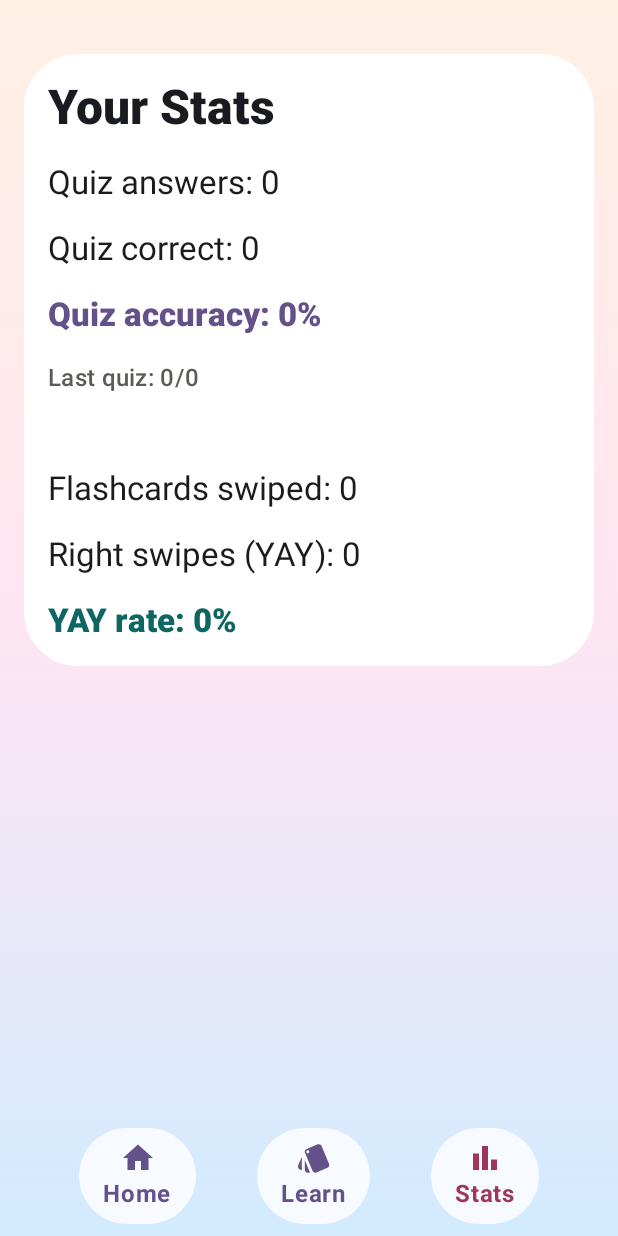
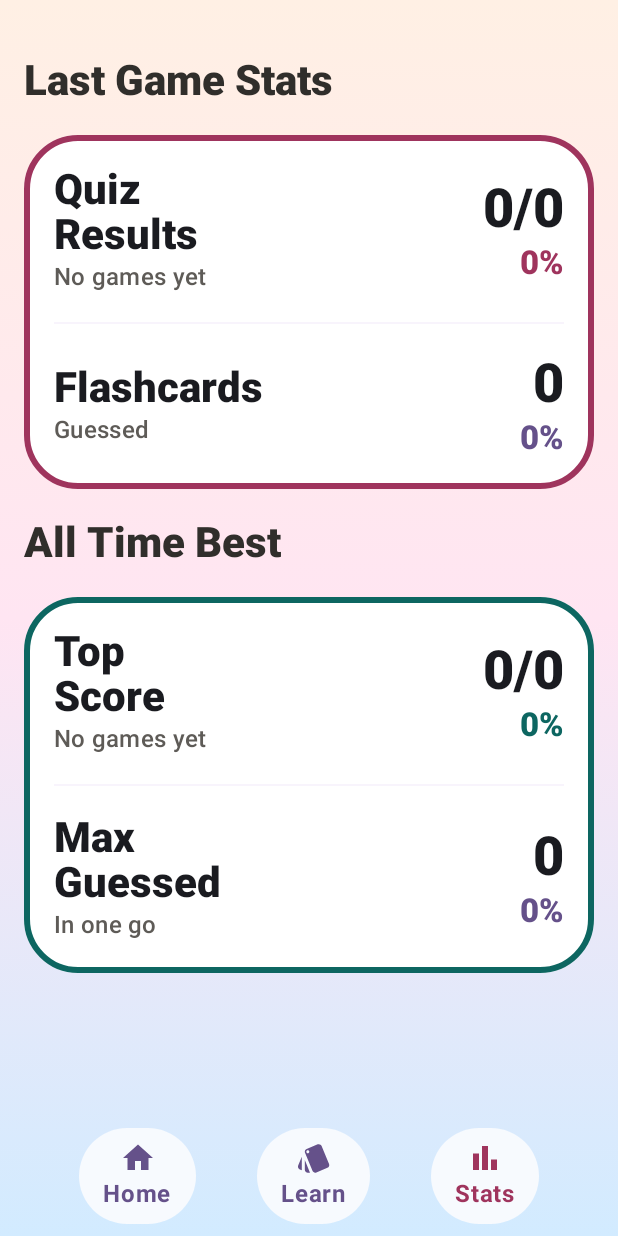
Before and after one commit to vaidadry/car-quiz, an Android app built with Jetpack Compose: the screen it shows after launch (MainActivity), after a tap on "Stats", on a phone screen of 412 x 824 dp. Run offline under Robolectric (Android 15) with nearby library versions, the light colour scheme and no system bars; our stand-ins replace Room's generated code; 3 other taps on this screen came first.

Commit message:
feat: redesign stats screen and persist progress with Room

```diff
--- a/app/src/main/java/com/dryzaite/carquiz/MainActivity.kt
+++ b/app/src/main/java/com/dryzaite/carquiz/MainActivity.kt
@@ -6,14 +6,18 @@ import androidx.activity.ComponentActivity
 import androidx.activity.SystemBarStyle
 import androidx.activity.compose.setContent
 import androidx.activity.enableEdgeToEdge
+import androidx.room.Room
 import com.dryzaite.carquiz.audio.SuccessSfxPlayer
 import com.dryzaite.carquiz.speech.AndroidBrandSpeaker
+import com.dryzaite.carquiz.stats.data.AppDatabase
+import com.dryzaite.carquiz.stats.data.GameStatsRepository
 import com.dryzaite.carquiz.ui.CarQuizApp
 import com.dryzaite.carquiz.ui.theme.CarQuizTheme
 
 class MainActivity : ComponentActivity() {
     private lateinit var brandSpeaker: AndroidBrandSpeaker
     private lateinit var successSfxPlayer: SuccessSfxPlayer
+    private lateinit var gameStatsRepository: GameStatsRepository
 
     override fun onCreate(savedInstanceState: Bundle?) {
         super.onCreate(savedInstanceState)
@@ -23,10 +27,17 @@ class MainActivity : ComponentActivity() {
 
         brandSpeaker = AndroidBrandSpeaker(this)
         successSfxPlayer = SuccessSfxPlayer(this)
+        val database = Room.databaseBuilder(
+            applicationContext,
+            AppDatabase::class.java,
+            "vroom_explorer.db"
+        ).build()
+        gameStatsRepository = GameStatsRepository(database.gameStatsDao())
 
         setContent {
             CarQuizTheme {
                 CarQuizApp(
+                    statsRepository = gameStatsRepository,
                     onSpeakBrand = { brandSpeaker.speak(it) },
                     onPositiveSwipe = {
                         successSfxPlayer.playSuccess()
--- /dev/null
+++ b/app/src/main/java/com/dryzaite/carquiz/stats/data/AppDatabase.kt
@@ -0,0 +1,13 @@
+package com.dryzaite.carquiz.stats.data
+
+import androidx.room.Database
+import androidx.room.RoomDatabase
+
+@Database(
+    entities = [GameStatsEntity::class],
+    version = 1,
+    exportSchema = false
+)
+abstract class AppDatabase : RoomDatabase() {
+    abstract fun gameStatsDao(): GameStatsDao
+}
--- /dev/null
+++ b/app/src/main/java/com/dryzaite/carquiz/stats/data/GameStatsDao.kt
@@ -0,0 +1,18 @@
+package com.dryzaite.carquiz.stats.data
+
+import androidx.room.Dao
+import androidx.room.Query
+import androidx.room.Upsert
+import kotlinx.coroutines.flow.Flow
+
+@Dao
+interface GameStatsDao {
+    @Query("SELECT * FROM game_stats WHERE id = 0 LIMIT 1")
+    fun observe(): Flow<GameStatsEntity?>
+
+    @Query("SELECT * FROM game_stats WHERE id = 0 LIMIT 1")
+    suspend fun get(): GameStatsEntity?
+
+    @Upsert
+    suspend fun upsert(entity: GameStatsEntity)
+}
--- /dev/null
+++ b/app/src/main/java/com/dryzaite/carquiz/stats/data/GameStatsRepository.kt
@@ -0,0 +1,85 @@
+package com.dryzaite.carquiz.stats.data
+
+import kotlinx.coroutines.flow.Flow
+import kotlinx.coroutines.flow.map
+
+data class PersistedStats(
+    val lastQuizCorrect: Int = 0,
+    val lastQuizTotal: Int = 0,
+    val lastFlashcardsGuessed: Int = 0,
+    val lastFlashcardsRate: Int = 0,
+    val bestQuizCorrect: Int = 0,
+    val bestQuizTotal: Int = 0,
+    val bestFlashcardsGuessed: Int = 0,
+    val bestFlashcardsRate: Int = 0
+) {
+    val lastQuizAccuracy: Int
+        get() = if (lastQuizTotal == 0) 0 else (lastQuizCorrect * 100 / lastQuizTotal)
+
+    val bestQuizAccuracy: Int
+        get() = if (bestQuizTotal == 0) 0 else (bestQuizCorrect * 100 / bestQuizTotal)
+}
+
+class GameStatsRepository(private val dao: GameStatsDao) {
+    val stats: Flow<PersistedStats> = dao.observe().map { it?.toModel() ?: PersistedStats() }
+
+    suspend fun recordQuiz(correct: Int, total: Int) {
+        val current = dao.get() ?: GameStatsEntity()
+        val improved = isQuizImproved(
+            currentCorrect = current.bestQuizCorrect,
+            currentTotal = current.bestQuizTotal,
+            newCorrect = correct,
+            newTotal = total
+        )
+
+        dao.upsert(
+            current.copy(
+                lastQuizCorrect = correct,
+                lastQuizTotal = total,
+                bestQuizCorrect = if (improved) correct else current.bestQuizCorrect,
+                bestQuizTotal = if (improved) total else current.bestQuizTotal
+            )
+        )
+    }
+
+    suspend fun recordFlashcards(rightGuessed: Int, totalSwipes: Int) {
+        val rate = if (totalSwipes == 0) 0 else (rightGuessed * 100 / totalSwipes)
+        val current = dao.get() ?: GameStatsEntity()
+
+        dao.upsert(
+            current.copy(
+                lastFlashcardsGuessed = rightGuessed,
+                lastFlashcardsRate = rate,
+                bestFlashcardsGuessed = maxOf(current.bestFlashcardsGuessed, rightGuessed),
+                bestFlashcardsRate = maxOf(current.bestFlashcardsRate, rate)
+            )
+        )
+    }
+
+    private fun GameStatsEntity.toModel() = PersistedStats(
+        lastQuizCorrect = lastQuizCorrect,
+        lastQuizTotal = lastQuizTotal,
+        lastFlashcardsGuessed = lastFlashcardsGuessed,
+        lastFlashcardsRate = lastFlashcardsRate,
+        bestQuizCorrect = bestQuizCorrect,
+        bestQuizTotal = bestQuizTotal,
+        bestFlashcardsGuessed = bestFlashcardsGuessed,
+        bestFlashcardsRate = bestFlashcardsRate
+    )
+
+    private fun isQuizImproved(
+        currentCorrect: Int,
+        currentTotal: Int,
+        newCorrect: Int,
+        newTotal: Int
+    ): Boolean {
+        val currentAcc = if (currentTotal == 0) 0f else currentCorrect * 100f / currentTotal
+        val newAcc = if (newTotal == 0) 0f else newCorrect * 100f / newTotal
+
+        return when {
+            newAcc > currentAcc -> true
+            newAcc < currentAcc -> false
+            else -> newCorrect > currentCorrect
+        }
+    }
+}
--- a/app/src/main/java/com/dryzaite/carquiz/ui/CarQuizApp.kt
+++ b/app/src/main/java/com/dryzaite/carquiz/ui/CarQuizApp.kt
@@ -47,6 +47,7 @@ import androidx.compose.material3.Surface
 import androidx.compose.material3.Text
 import androidx.compose.runtime.Composable
 import androidx.compose.runtime.LaunchedEffect
+import androidx.compose.runtime.collectAsState
 import androidx.compose.runtime.getValue
 import androidx.compose.runtime.mutableIntStateOf
 import androidx.compose.runtime.mutableLongStateOf
@@ -73,6 +74,8 @@ import androidx.compose.ui.unit.sp
 import com.dryzaite.carquiz.shared.model.BrandCatalog
 import com.dryzaite.carquiz.shared.model.CarBrand
 import com.dryzaite.carquiz.shared.quiz.QuizEngine
+import com.dryzaite.carquiz.stats.data.GameStatsRepository
+import com.dryzaite.carquiz.stats.data.PersistedStats
 import com.dryzaite.carquiz.ui.theme.AppBorderNeutral
 import com.dryzaite.carquiz.ui.theme.AppError
 import com.dryzaite.carquiz.ui.theme.AppGradientBottom
@@ -131,6 +134,7 @@ private val CarFunFacts = listOf(
 
 @Composable
 fun CarQuizApp(
+    statsRepository: GameStatsRepository,
     onSpeakBrand: (String) -> Unit,
     onPositiveSwipe: () -> Unit
 ) {
@@ -139,13 +143,13 @@ fun CarQuizApp(
     var showCongrats by remember { mutableStateOf(false) }
     var quizSessionId by remember { mutableIntStateOf(0) }
     var lastHomeTapMs by remember { mutableLongStateOf(0L) }
-
     var lastScore by remember { mutableIntStateOf(0) }
     var lastTotal by remember { mutableIntStateOf(0) }
-    var lifetimeCorrect by remember { mutableIntStateOf(0) }
-    var lifetimeAnswered by remember { mutableIntStateOf(0) }
     var rightSwipes by remember { mutableIntStateOf(0) }
     var totalSwipes by remember { mutableIntStateOf(0) }
+
+    val scope = rememberCoroutineScope()
+    val persistedStats by statsRepository.stats.collectAsState(initial = PersistedStats())
 
     Box(
         modifier = Modifier
@@ -199,9 +203,8 @@ fun CarQuizApp(
                                 onQuizComplete = { score, total ->
                                     lastScore = score
                                     lastTotal = total
-                                    lifetimeCorrect += score
-                                    lifetimeAnswered += total
                                     showCongrats = true
+                                    scope.launch { statsRepository.recordQuiz(score, total) }
                                 }
                             )
                         }
@@ -213,18 +216,25 @@ fun CarQuizApp(
                             totalSwipes += 1
                             rightSwipes += 1
                             onPositiveSwipe()
+                            scope.launch {
+                                statsRepository.recordFlashcards(
+                                    rightGuessed = rightSwipes,
+                                    totalSwipes = totalSwipes
+                                )
+                            }
                         },
-                        onSwipedLeft = { totalSwipes += 1 }
+                        onSwipedLeft = {
+                            totalSwipes += 1
+                            scope.launch {
+                                statsRepository.recordFlashcards(
+                                    rightGuessed = rightSwipes,
+                                    totalSwipes = totalSwipes
+                                )
+                            }
+                        }
                     )
 
-                    MainTab.STATS -> StatsScreen(
-                        correct = lifetimeCorrect,
-                        answered = lifetimeAnswered,
-                        lastScore = lastScore,
-                        lastTotal = lastTotal,
-                        rightSwipes = rightSwipes,
-                        totalSwipes = totalSwipes
-                    )
+                    MainTab.STATS -> StatsScreen(stats = persistedStats)
                 }
             }
 
@@ -577,28 +587,104 @@ private fun FlashCardContent(brand: CarBrand, modifier: Modifier = Modifier) {
 }
 
 @Composable
-private fun StatsScreen(
-    correct: Int,
-    answered: Int,
-    lastScore: Int,
-    lastTotal: Int,
-    rightSwipes: Int,
-    totalSwipes: Int
+private fun StatsScreen(stats: PersistedStats) {
+    Column(
+        modifier = Modifier
+            .fillMaxSize()
+            .verticalScroll(rememberScrollState()),
+        verticalArrangement = Arrangement.spacedBy(18.dp)
+    ) {
+        Text(
+            "Last Game Stats",
+            style = MaterialTheme.typography.headlineMedium,
+            fontWeight = FontWeight.ExtraBold,
+            color = AppTextPrimary
+        )
+
+        StatsGroupCard(
+            borderColor = BrandPrimary,
+            topTitle = "Quiz\nResults",
+            topValue = "${stats.lastQuizCorrect}/${stats.lastQuizTotal}",
+            topSubtitle = if (stats.lastQuizTotal == 0) "No games yet" else "Great Job!",
+            topPercent = "${stats.lastQuizAccuracy}%",
+            bottomTitle = "Flashcards",
+            bottomValue = stats.lastFlashcardsGuessed.toString(),
+            bottomSubtitle = "Guessed",
+            bottomPercent = "${stats.lastFlashcardsRate}%"
+        )
+
+        Text(
+            "All Time Best",
+            style = MaterialTheme.typography.headlineMedium,
+            fontWeight = FontWeight.ExtraBold,
+            color = AppTextPrimary
+        )
+
+        StatsGroupCard(
+            borderColor = BrandTertiary,
+            topTitle = "Top\nScore",
+            topValue = "${stats.bestQuizCorrect}/${stats.bestQuizTotal}",
+            topSubtitle = if (stats.bestQuizTotal == 0) "No games yet" else "Quiz Master",
+            topPercent = "${stats.bestQuizAccuracy}%",
+            bottomTitle = "Max\nGuessed",
+            bottomValue = stats.bestFlashcardsGuessed.toString(),
+            bottomSubtitle = "In one go",
+            bottomPercent = "${stats.bestFlashcardsRate}%"
+        )
+    }
+}
+
+@Composable
+private fun StatsGroupCard(
+    borderColor: Color,
+    topTitle: String,
+    topValue: String,
+    topSubtitle: String,
+    topPercent: String,
+    bottomTitle: String,
+    bottomValue: String,
+    bottomSubtitle: String,
+    bottomPercent: String
 ) {
-    val quizPct = if (answered == 0) 0 else (correct * 100 / answered)
-    val swipePct = if (totalSwipes == 0) 0 else (rightSwipes * 100 / totalSwipes)
+    Card(
+        modifier = Modifier.fillMaxWidth(),
+        shape = RoundedCornerShape(36.dp),
+        colors = CardDefaults.cardColors(containerColor = AppSurface),
+        border = BorderStroke(4.dp, borderColor)
+    ) {
+        Column(modifier = Modifier.padding(20.dp), verticalArrangement = Arrangement.spacedBy(18.dp)) {
+            StatsRow(topTitle, topValue, topSubtitle, topPercent, borderColor)
+            Spacer(
+                modifier = Modifier
+                    .fillMaxWidth()
+                    .height(1.dp)
+                    .background(AppSurfaceSoft)
+            )
+            StatsRow(bottomTitle, bottomValue, bottomSubtitle, bottomPercent, BrandSecondary)
+        }
+    }
+}
 
-    Card(modifier = Modifier.fillMaxWidth(), shape = RoundedCornerShape(36.dp), colors = CardDefaults.cardColors(containerColor = AppSurface)) {
-        Column(modifier = Modifier.padding(16.dp), verticalArrangement = Arrangement.spacedBy(16.dp)) {
-            Text("Your Stats", style = MaterialTheme.typography.headlineLarge, fontWeight = FontWeight.ExtraBold)
-            Text("Quiz answers: $answered", style = MaterialTheme.typography.titleLarge)
-            Text("Quiz correct: $correct", style = MaterialTheme.typography.titleLarge)
-            Text("Quiz accuracy: $quizPct%", style = MaterialTheme.typography.titleLarge, color = BrandSecondary, fontWeight = FontWeight.ExtraBold)
-            Text("Last quiz: $lastScore/$lastTotal", style = MaterialTheme.typography.titleMedium, color = AppTextSecondary)
-            Spacer(modifier = Modifier.height(16.dp))
-            Text("Flashcards swiped: $totalSwipes", style = MaterialTheme.typography.titleLarge)
-            Text("Right swipes (YAY): $rightSwipes", style = MaterialTheme.typography.titleLarge)
-            Text("YAY rate: $swipePct%", style = MaterialTheme.typography.titleLarge, color = BrandTertiary, fontWeight = FontWeight.ExtraBold)
+@Composable
+private fun StatsRow(
+    title: String,
+    value: String,
+    subtitle: String,
+    percent: String,
+    percentColor: Color
+) {
+    Row(
+        modifier = Modifier.fillMaxWidth(),
+        horizontalArrangement = Arrangement.SpaceBetween,
+        verticalAlignment = Alignment.CenterVertically
+    ) {
+        Column {
+            Text(title, style = MaterialTheme.typography.headlineMedium, fontWeight = FontWeight.ExtraBold, lineHeight = 30.sp)
+            Text(subtitle, style = MaterialTheme.typography.titleMedium, color = AppTextSecondary)
+        }
+        Column(horizontalAlignment = Alignment.End) {
+            Text(value, style = MaterialTheme.typography.displaySmall, fontWeight = FontWeight.ExtraBold)
+            Text(percent, style = MaterialTheme.typography.titleLarge, color = percentColor, fontWeight = FontWeight.ExtraBold)
         }
     }
 }
@@ -706,11 +792,19 @@ private fun NavItem(item: MainTab, selected: Boolean, onTabChange: (MainTab) ->
 
 @Preview
 @Composable
-fun App() {
+fun StatsPreview() {
     CarQuizTheme {
-        CarQuizApp(
-            onSpeakBrand = { },
-            onPositiveSwipe = { }
+        StatsScreen(
+            stats = PersistedStats(
+                lastQuizCorrect = 8,
+                lastQuizTotal = 10,
+                lastFlashcardsGuessed = 12,
+                lastFlashcardsRate = 92,
+                bestQuizCorrect = 10,
+                bestQuizTotal = 10,
+                bestFlashcardsGuessed = 45,
+                bestFlashcardsRate = 98
+            )
         )
     }
 }
--- a/gradle/libs.versions.toml
+++ b/gradle/libs.versions.toml
@@ -10,6 +10,7 @@ kotlin = "2.0.21"
 composeBom = "2024.09.00"
 kotlinxCoroutines = "1.10.2"
 coreKtxVersion = "1.18.0"
+room = "2.8.0"
 
 [libraries]
 androidx-core-ktx = { group = "androidx.core", name = "core-ktx", version.ref = "coreKtx" }
@@ -28,10 +29,14 @@ androidx-compose-ui-test-junit4 = { group = "androidx.compose.ui", name = "ui-te
 androidx-compose-material3 = { group = "androidx.compose.material3", name = "material3" }
 kotlinx-coroutines-core = { group = "org.jetbrains.kotlinx", name = "kotlinx-coroutines-core", version.ref = "kotlinxCoroutines" }
 core-ktx = { group = "androidx.core", name = "core-ktx", version.ref = "coreKtxVersion" }
+androidx-room-runtime = { group = "androidx.room", name = "room-runtime", version.ref = "room" }
+androidx-room-ktx = { group = "androidx.room", name = "room-ktx", version.ref = "room" }
+androidx-room-compiler = { group = "androidx.room", name = "room-compiler", version.ref = "room" }
 
 [plugins]
 android-application = { id = "com.android.application", version.ref = "agp" }
 android-library = { id = "com.android.library", version.ref = "agp" }
 kotlin-android = { id = "org.jetbrains.kotlin.android", version = "2.3.20" }
+kotlin-kapt = { id = "org.jetbrains.kotlin.kapt", version = "2.3.20" }
 kotlin-compose = { id = "org.jetbrains.kotlin.plugin.compose", version.ref = "kotlin" }
 kotlin-multiplatform = { id = "org.jetbrains.kotlin.multiplatform", version.ref = "kotlin" }
--- a/shared/build.gradle.kts
+++ b/shared/build.gradle.kts
@@ -5,6 +5,7 @@ plugins {
 
 kotlin {
     androidTarget()
+    jvmToolchain(17)
 
     sourceSets {
         commonMain.dependencies {
@@ -29,7 +30,7 @@ android {
     }
 
     compileOptions {
-        sourceCompatibility = JavaVersion.VERSION_11
-        targetCompatibility = JavaVersion.VERSION_11
+        sourceCompatibility = JavaVersion.VERSION_17
+        targetCompatibility = JavaVersion.VERSION_17
     }
 }
```
Also changed, not shown: app/build.gradle.kts (+7 -3 lines), app/src/main/java/com/dryzaite/carquiz/stats/data/GameStatsEntity.kt (added, +17 -0 lines).
